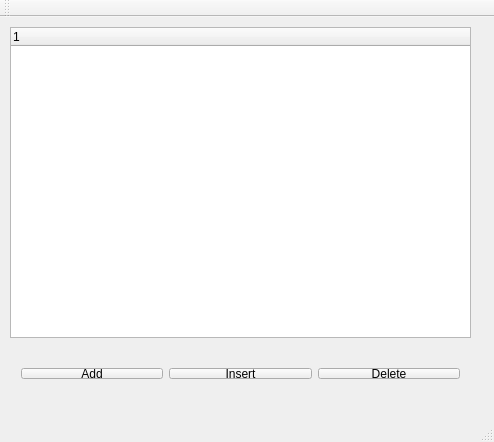
Before: the Qt Designer form QT/새창띄우기/mainwindow.ui in leejk91/CPlusPlus_Practice, drawn with Qt 5.
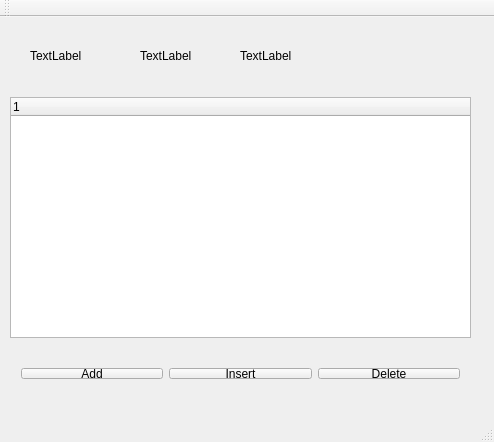
After: the same form once the commit is applied.

The edit to the form file:
```diff
--- a/QT/새창띄우기/mainwindow.ui
+++ b/QT/새창띄우기/mainwindow.ui
@@ -18,9 +18,9 @@
     <property name="geometry">
      <rect>
       <x>10</x>
-      <y>10</y>
+      <y>80</y>
       <width>461</width>
-      <height>311</height>
+      <height>241</height>
      </rect>
     </property>
     <column>
@@ -29,7 +29,7 @@
      </property>
     </column>
    </widget>
-   <widget class="QWidget" name="">
+   <widget class="QWidget" name="layoutWidget">
     <property name="geometry">
      <rect>
       <x>10</x>
@@ -62,6 +62,45 @@
      </item>
     </layout>
    </widget>
+   <widget class="QLabel" name="label">
+    <property name="geometry">
+     <rect>
+      <x>30</x>
+      <y>30</y>
+      <width>67</width>
+      <height>17</height>
+     </rect>
+    </property>
+    <property name="text">
+     <string>TextLabel</string>
+    </property>
+   </widget>
+   <widget class="QLabel" name="label_2">
+    <property name="geometry">
+     <rect>
+      <x>140</x>
+      <y>30</y>
+      <width>67</width>
+      <height>17</height>
+     </rect>
+    </property>
+    <property name="text">
+     <string>TextLabel</string>
+    </property>
+   </widget>
+   <widget class="QLabel" name="label_3">
+    <property name="geometry">
+     <rect>
+      <x>240</x>
+      <y>30</y>
+      <width>67</width>
+      <height>17</height>
+     </rect>
+    </property>
+    <property name="text">
+     <string>TextLabel</string>
+    </property>
+   </widget>
   </widget>
   <widget class="QMenuBar" name="menuBar">
    <property name="geometry">
```
